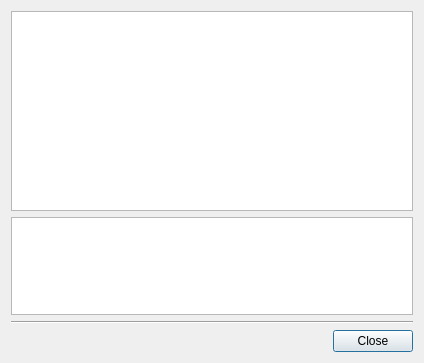
Old version of the form CertMan/tst_info_dlg.ui in the repository jykim74/CertMan.
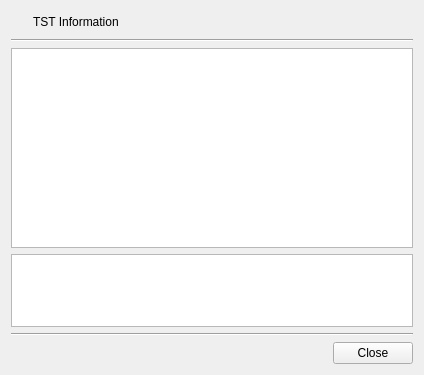
New version of the form. Icons and pictures are not drawn.

```diff
--- a/CertMan/tst_info_dlg.ui
+++ b/CertMan/tst_info_dlg.ui
@@ -7,24 +7,14 @@
     <x>0</x>
     <y>0</y>
     <width>424</width>
-    <height>363</height>
+    <height>375</height>
    </rect>
   </property>
   <property name="windowTitle">
    <string>TST Information</string>
   </property>
   <layout class="QGridLayout" name="gridLayout">
-   <item row="0" column="0">
-    <widget class="QTableWidget" name="mInfoTable">
-     <property name="minimumSize">
-      <size>
-       <width>0</width>
-       <height>200</height>
-      </size>
-     </property>
-    </widget>
-   </item>
-   <item row="1" column="0">
+   <item row="3" column="0">
     <widget class="QPlainTextEdit" name="mDataText">
      <property name="minimumSize">
       <size>
@@ -40,7 +30,61 @@
      </property>
     </widget>
    </item>
-   <item row="3" column="0">
+   <item row="2" column="0">
+    <widget class="QTableWidget" name="mInfoTable">
+     <property name="minimumSize">
+      <size>
+       <width>0</width>
+       <height>200</height>
+      </size>
+     </property>
+    </widget>
+   </item>
+   <item row="0" column="0">
+    <layout class="QGridLayout" name="gridLayout_2">
+     <item row="0" column="1">
+      <widget class="QLabel" name="label">
+       <property name="text">
+        <string>TST Information</string>
+       </property>
+      </widget>
+     </item>
+     <item row="0" column="0">
+      <widget class="QPushButton" name="pushButton">
+       <property name="minimumSize">
+        <size>
+         <width>16</width>
+         <height>0</height>
+        </size>
+       </property>
+       <property name="maximumSize">
+        <size>
+         <width>16</width>
+         <height>16777215</height>
+        </size>
+       </property>
+       <property name="text">
+        <string/>
+       </property>
+       <property name="icon">
+        <iconset resource="certman.qrc">
+         <normaloff>:/images/info.png</normaloff>:/images/info.png</iconset>
+       </property>
+       <property name="flat">
+        <bool>true</bool>
+       </property>
+      </widget>
+     </item>
+    </layout>
+   </item>
+   <item row="4" column="0">
+    <widget class="Line" name="line">
+     <property name="orientation">
+      <enum>Qt::Horizontal</enum>
+     </property>
+    </widget>
+   </item>
+   <item row="5" column="0">
     <widget class="QDialogButtonBox" name="buttonBox">
      <property name="orientation">
       <enum>Qt::Horizontal</enum>
@@ -50,8 +94,8 @@
      </property>
     </widget>
    </item>
-   <item row="2" column="0">
-    <widget class="Line" name="line">
+   <item row="1" column="0">
+    <widget class="Line" name="line_2">
      <property name="orientation">
       <enum>Qt::Horizontal</enum>
      </property>
```
Left out of the diff: 5 changed lines with no effect on the pictures.
